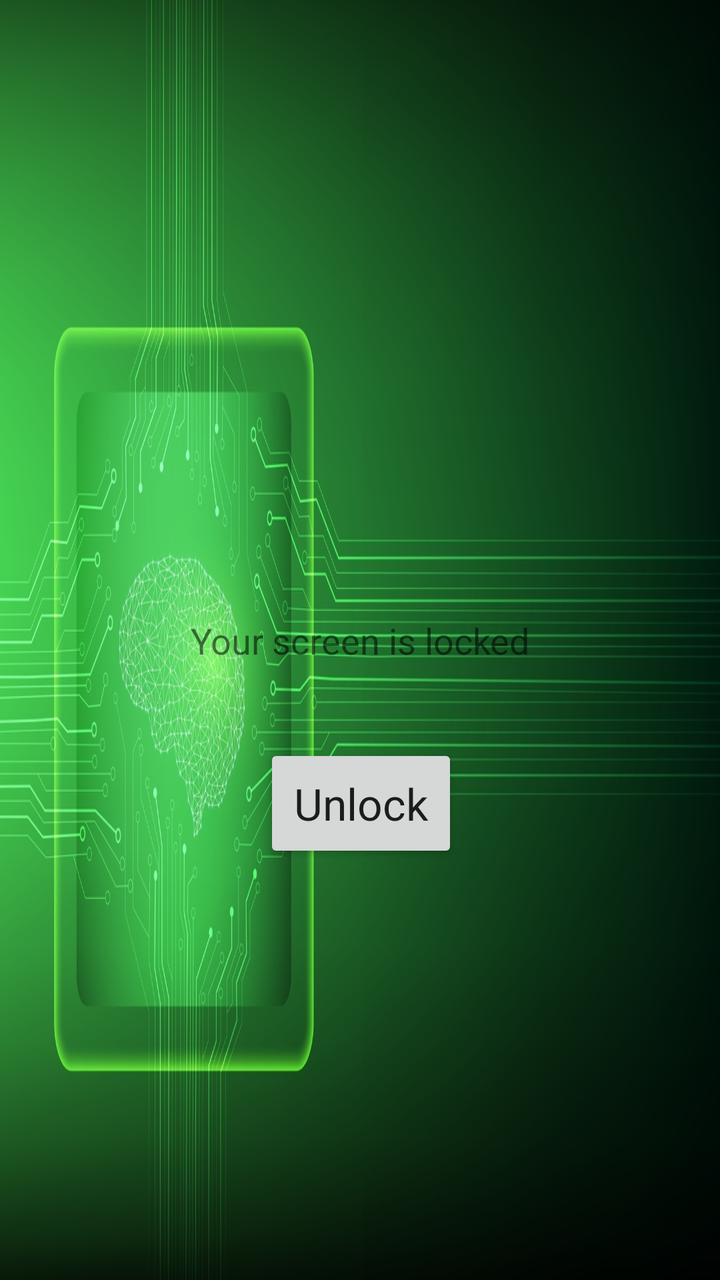
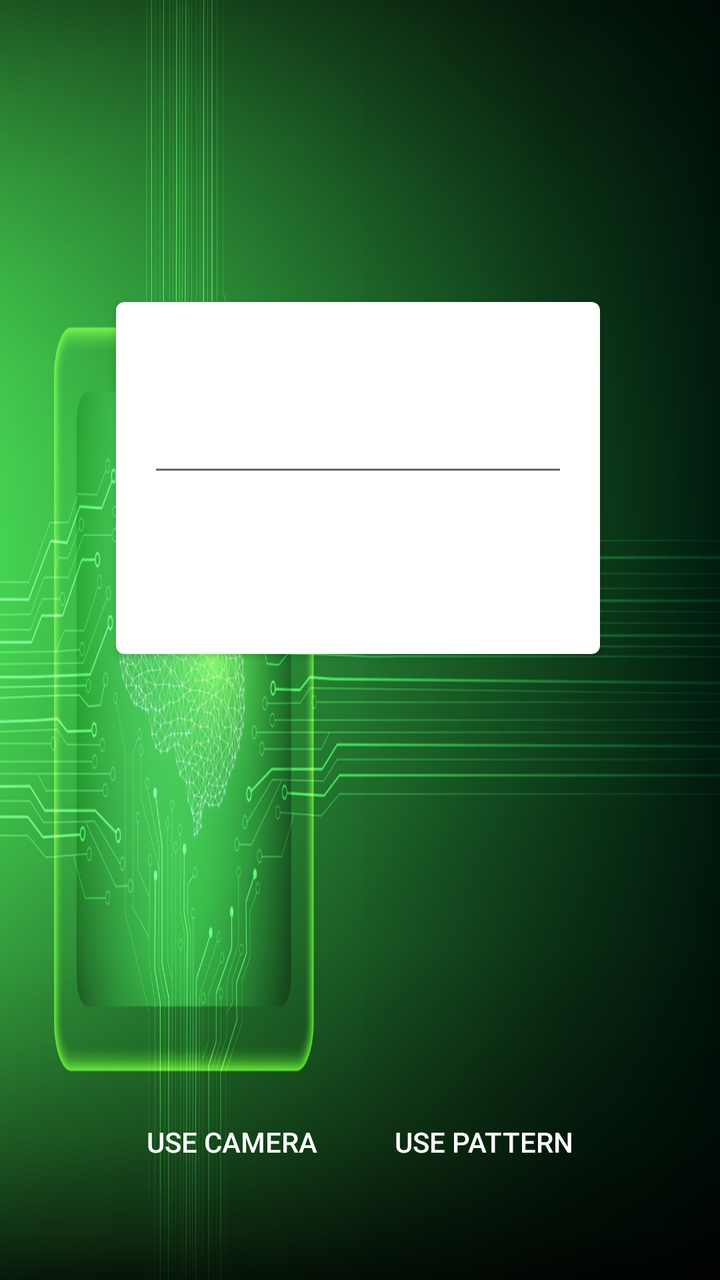

Before-and-after screenshots of an Android layout around one commit, followed by the original layout XML and the change that was made.
<!-- AndroidManifest.xml: application theme AppTheme -->
<!-- res/layout/activity_lock_screen.xml -->
<?xml version="1.0" encoding="utf-8"?>
<android.support.constraint.ConstraintLayout xmlns:android="http://schemas.android.com/apk/res/android"
  xmlns:app="http://schemas.android.com/apk/res-auto"
  xmlns:tools="http://schemas.android.com/tools"
  android:layout_width="match_parent"
  android:layout_height="match_parent"
  android:background="@drawable/background"
  tools:context=".LockScreen">

  <TextView
    android:id="@+id/textView3"
    android:layout_width="wrap_content"
    android:layout_height="wrap_content"
    android:text="Your screen is locked"
    android:textSize="18sp"
    app:layout_constraintBottom_toBottomOf="parent"
    app:layout_constraintEnd_toEndOf="parent"
    app:layout_constraintStart_toStartOf="parent"
    app:layout_constraintTop_toTopOf="parent" />

  <Button
    android:id="@+id/btnUnlock"
    android:layout_width="wrap_content"
    android:layout_height="wrap_content"
    android:layout_centerHorizontal="true"
    android:layout_marginStart="132dp"

    android:layout_marginLeft="132dp"
    android:layout_marginTop="324dp"
    android:layout_marginEnd="8dp"
    android:layout_marginRight="8dp"
    android:layout_marginBottom="8dp"
    android:padding="15dp"
    android:text="Unlock"
    android:textAppearance="@android:style/TextAppearance.Large"
    app:layout_constraintBottom_toBottomOf="parent"
    app:layout_constraintEnd_toEndOf="parent"
    app:layout_constraintHorizontal_bias="0.0"
    app:layout_constraintStart_toStartOf="parent"
    app:layout_constraintTop_toTopOf="parent"
    app:layout_constraintVertical_bias="0.193" />
</android.support.constraint.ConstraintLayout>
<!-- resources referenced by this layout -->
<resources>
  <!-- drawable background: jpg bitmap (drawable, 504755 bytes) -->
  <style name="AppTheme" parent="Theme.AppCompat.Light.DarkActionBar">
      
      <item name="colorPrimary">@color/colorPrimary</item>
      <item name="colorPrimaryDark">@color/colorPrimaryDark</item>
      <item name="colorAccent">@color/colorAccent</item>
    </style>
  <color name="colorPrimary">#008577</color>
  <color name="colorPrimaryDark">#00574B</color>
  <color name="colorAccent">#1bd8b2</color>
</resources>

<!-- the commit's change to res/layout/activity_lock_screen.xml (unified diff, before → after) -->
@@ -7,36 +7,149 @@
   android:background="@drawable/background"
   tools:context=".LockScreen">
 
-  <TextView
-    android:id="@+id/textView3"
-    android:layout_width="wrap_content"
-    android:layout_height="wrap_content"
-    android:text="Your screen is locked"
-    android:textSize="18sp"
+  <RelativeLayout
+    android:id="@+id/pinCodeLayout"
+    android:layout_width="0dp"
+    android:layout_height="0dp"
+    android:layout_centerHorizontal="true"
+    android:orientation="vertical"
     app:layout_constraintBottom_toBottomOf="parent"
     app:layout_constraintEnd_toEndOf="parent"
     app:layout_constraintStart_toStartOf="parent"
-    app:layout_constraintTop_toTopOf="parent" />
+    app:layout_constraintTop_toTopOf="parent"
 
-  <Button
-    android:id="@+id/btnUnlock"
-    android:layout_width="wrap_content"
-    android:layout_height="wrap_content"
+    >
+
+    <android.support.v7.widget.CardView xmlns:card_view="http://schemas.android.com/apk/res-auto"
+      android:id="@+id/cardView"
+      android:layout_width="wrap_content"
+      android:layout_height="176dp"
+      android:layout_alignParentStart="true"
+      android:layout_alignParentLeft="true"
+      android:layout_alignParentTop="true"
+      android:layout_alignParentEnd="true"
+      android:layout_alignParentRight="true"
+      android:layout_marginStart="58dp"
+      android:layout_marginLeft="58dp"
+      android:layout_marginTop="151dp"
+      android:layout_marginEnd="60dp"
+      android:layout_marginRight="60dp"
+      android:elevation="5dp"
+      card_view:cardCornerRadius="4dp"
+      card_view:cardPreventCornerOverlap="false">
+      <RelativeLayout
+        android:layout_width="match_parent"
+        android:layout_height="match_parent">
+
+        <EditText
+          android:id="@+id/pinCodeInput"
+          android:layout_width="wrap_content"
+          android:layout_height="wrap_content"
+          android:layout_alignParentTop="true"
+          android:layout_centerHorizontal="true"
+          android:layout_marginTop="51dp"
+          android:ems="10"
+          android:inputType="numberPassword"
+          android:textAlignment="center"
+          android:focusedByDefault="true"
+          android:imeOptions="actionDone"
+          android:textColor="#000000"
+          android:text=""
+          />
+      </RelativeLayout>
+
+    </android.support.v7.widget.CardView>
+
+    <Button
+
+      android:layout_width="wrap_content"
+      android:layout_height="wrap_content"
+      android:layout_alignParentStart="true"
+      android:layout_alignParentLeft="true"
+      android:layout_alignParentBottom="true"
+      android:layout_marginStart="197dp"
+      android:layout_marginLeft="197dp"
+      android:layout_marginBottom="45dp"
+      android:background="#00000000"
+      android:text="Use Pattern"
+      android:textColor="@color/white"
+      android:onClick="showPatternView"
+      />
+
+    <Button
+
+      android:layout_width="wrap_content"
+      android:layout_height="wrap_content"
+      android:layout_alignParentStart="true"
+      android:layout_alignParentLeft="true"
+      android:layout_alignParentBottom="true"
+      android:layout_marginStart="72dp"
+      android:layout_marginLeft="72dp"
+      android:layout_marginBottom="45dp"
+      android:background="#00000000"
+      android:text="Use Camera"
+      android:textColor="@color/white"
+      android:onClick="showPinCodeView"
+
+      />
+  </RelativeLayout>
+
+  <RelativeLayout
+    android:id="@+id/patternLayout"
+    android:layout_width="0dp"
+    android:layout_height="0dp"
     android:layout_centerHorizontal="true"
-    android:layout_marginStart="132dp"
-
-    android:layout_marginLeft="132dp"
-    android:layout_marginTop="324dp"
-    android:layout_marginEnd="8dp"
-    android:layout_marginRight="8dp"
-    android:layout_marginBottom="8dp"
-    android:padding="15dp"
-    android:text="Unlock"
-    android:textAppearance="@android:style/TextAppearance.Large"
+    android:orientation="vertical"
+    android:visibility="gone"
     app:layout_constraintBottom_toBottomOf="parent"
     app:layout_constraintEnd_toEndOf="parent"
-    app:layout_constraintHorizontal_bias="0.0"
     app:layout_constraintStart_toStartOf="parent"
-    app:layout_constraintTop_toTopOf="parent"
-    app:layout_constraintVertical_bias="0.193" />
+    app:layout_constraintTop_toTopOf="parent">
+
+
+    <com.andrognito.patternlockview.PatternLockView
+      android:id="@+id/pattern_lock_view"
+      android:layout_width="280dp"
+      android:layout_height="280dp"
+      android:layout_centerInParent="true"
+      app:correctStateColor="@color/colorPrimary"
+      app:normalStateColor="@color/white"
+
+      app:wrongStateColor="@color/colorPrimary" />
+
+    <Button
+      android:layout_width="wrap_content"
+      android:layout_height="wrap_content"
+      android:layout_alignParentStart="true"
+      android:layout_alignParentLeft="true"
+      android:layout_alignParentBottom="true"
+      android:layout_marginStart="197dp"
+      android:layout_marginLeft="197dp"
+      android:layout_marginBottom="45dp"
+      android:background="#00000000"
+      android:text="Use Pincode"
+      android:textColor="@color/white"
+      android:onClick="showPinCodeView"
+      />
+
+    <Button
+      android:layout_width="wrap_content"
+      android:layout_height="wrap_content"
+      android:layout_alignParentStart="true"
+      android:layout_alignParentLeft="true"
+      android:layout_alignParentBottom="true"
+      android:layout_marginStart="72dp"
+      android:layout_marginLeft="72dp"
+      android:layout_marginBottom="45dp"
+      android:background="#00000000"
+      android:text="Use Camera"
+      android:textColor="@color/white"
+
+      />
+
+
+  </RelativeLayout>
+
+
+  
 </android.support.constraint.ConstraintLayout>
